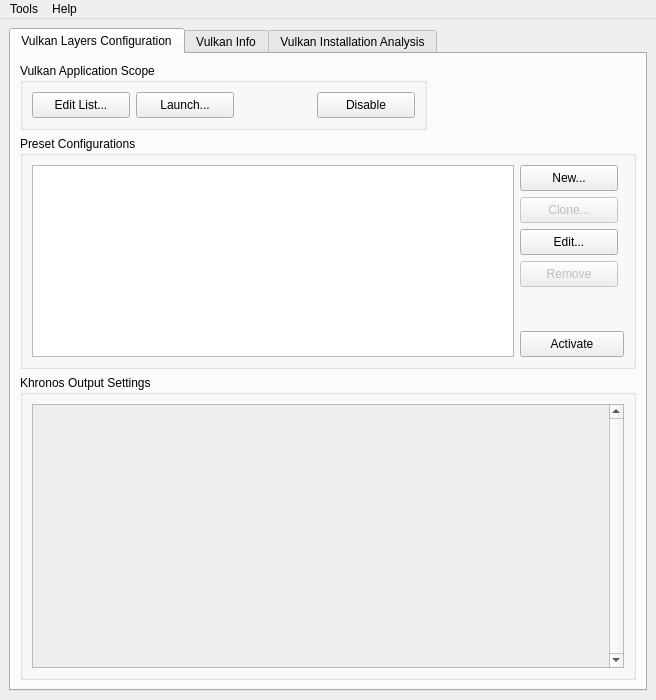
LunarG/VulkanTools, file vkconfig/mainwindow.ui: the form before one commit.
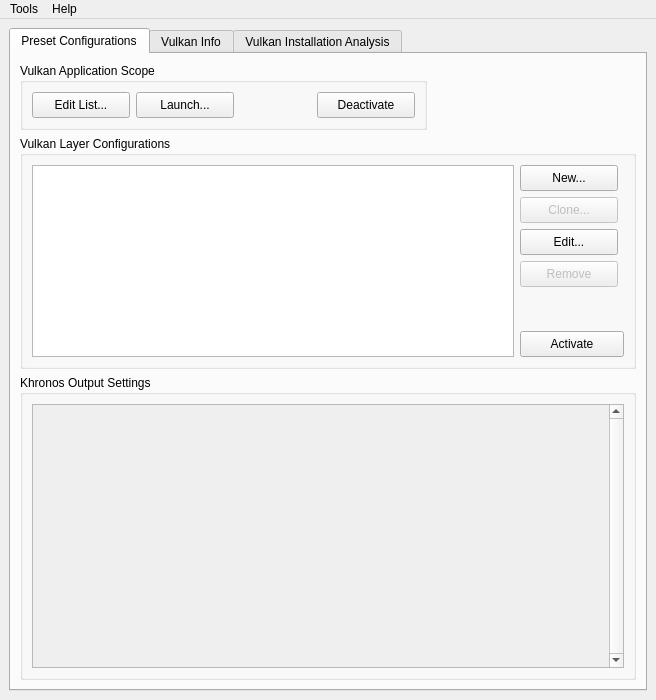
The form after the commit. Icons and pictures are not drawn.

Commit message: Custom layer paths work.

```diff
--- a/vkconfig/mainwindow.ui
+++ b/vkconfig/mainwindow.ui
@@ -37,7 +37,7 @@
       </property>
       <widget class="QWidget" name="tab_config">
        <attribute name="title">
-        <string>Vulkan Layers Configuration</string>
+        <string>Preset Configurations</string>
        </attribute>
        <layout class="QGridLayout" name="gridLayout_3">
         <item row="0" column="0">
@@ -100,7 +100,7 @@
               </size>
              </property>
              <property name="text">
-              <string>Disable</string>
+              <string>Deactivate</string>
              </property>
             </widget>
            </item>
@@ -129,7 +129,7 @@
            </sizepolicy>
           </property>
           <property name="title">
-           <string>Preset Configurations</string>
+           <string>Vulkan Layer Configurations</string>
           </property>
           <layout class="QGridLayout" name="gridLayout">
            <item row="1" column="1" colspan="2">
```
The commit also changes 4 other files.
